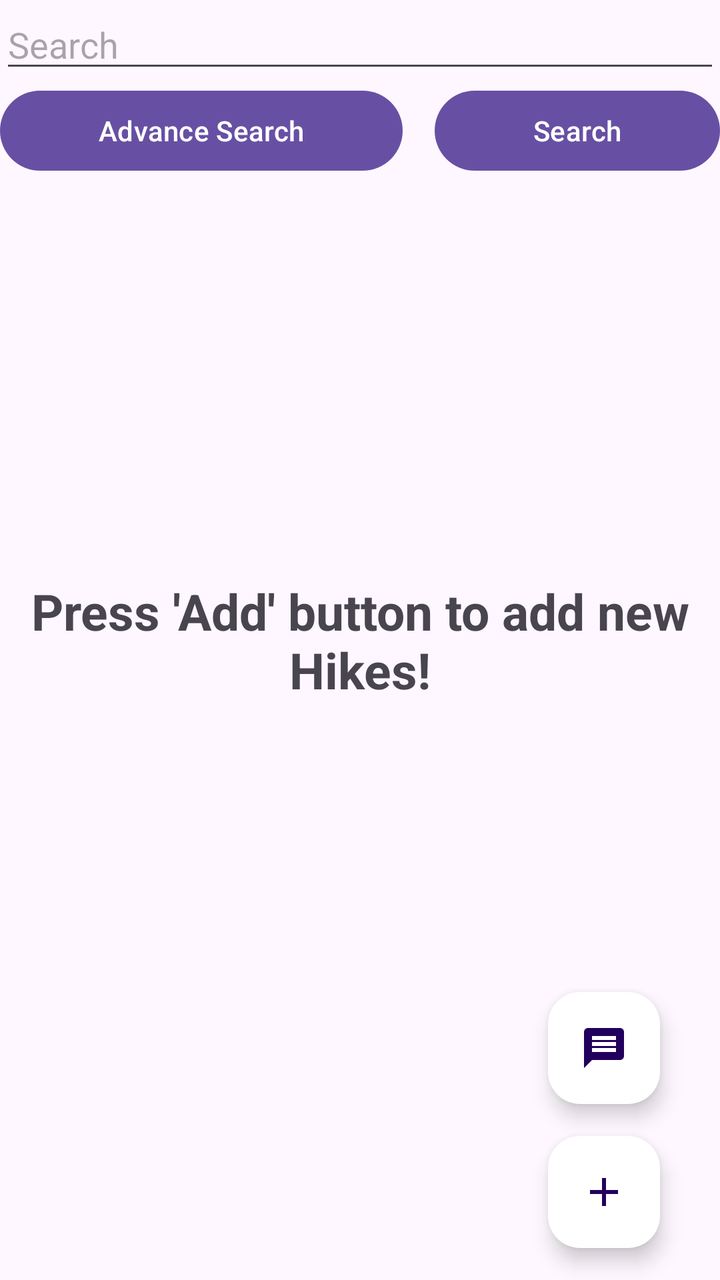
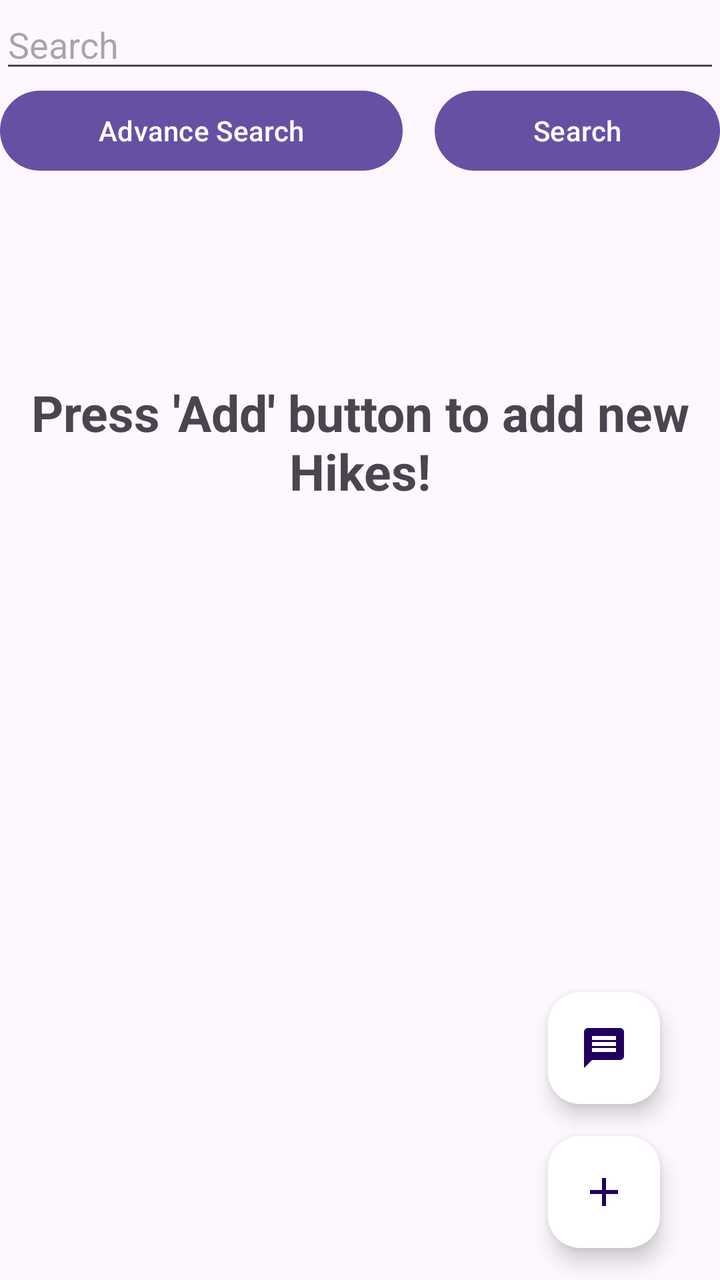

The first picture is an Android layout as it rendered before a commit; the second is the same layout after the commit. The layout source and the unified diff follow.
<!-- AndroidManifest.xml: application theme Theme.MHIke -->
<!-- res/layout/activity_database_list.xml -->
<?xml version="1.0" encoding="utf-8"?>
<androidx.constraintlayout.widget.ConstraintLayout xmlns:android="http://schemas.android.com/apk/res/android"
    xmlns:app="http://schemas.android.com/apk/res-auto"
    xmlns:tools="http://schemas.android.com/tools"
    android:layout_width="match_parent"
    android:layout_height="match_parent"
    android:layout_margin="10dp"
    tools:context=".activity.DatabaseListActivity">


  <LinearLayout
      android:id="@+id/linearLayout"
      android:layout_width="match_parent"
      android:layout_height="wrap_content"
      android:orientation="horizontal"
      app:layout_constraintEnd_toEndOf="parent"
      app:layout_constraintStart_toStartOf="parent"
      app:layout_constraintTop_toTopOf="parent">

    <EditText
        android:id="@+id/textView"
        android:layout_width="wrap_content"
        android:layout_height="wrap_content"
        android:layout_weight="1"
        android:hint="Search" />



  </LinearLayout>

  <LinearLayout
      android:id="@+id/ll1"
      android:layout_width="match_parent"
      android:layout_height="wrap_content"

      app:layout_constraintEnd_toEndOf="parent"
      app:layout_constraintStart_toStartOf="parent"
      app:layout_constraintTop_toBottomOf="@+id/linearLayout">



    <Button
        android:id="@+id/btn_AdvSearch"
        android:layout_width="wrap_content"
        android:layout_height="wrap_content"
        android:layout_weight="1"
        android:layout_marginRight="8dp"
        android:text="Advance Search" />

    <Button
        android:id="@+id/button"
        android:layout_width="wrap_content"
        android:layout_height="wrap_content"
        android:layout_weight="1"
        android:layout_marginLeft="8dp"
        android:text="Search" />


  </LinearLayout>

  <TextView
      android:id="@+id/tv_press"
      android:layout_width="wrap_content"
      android:layout_height="wrap_content"
      android:layout_gravity="center"
      android:text="Press 'Add' button to add new Hikes!"
      android:textAlignment="center"
      android:textSize="25sp"
      android:textStyle="bold"
      app:layout_constraintBottom_toBottomOf="parent"
      app:layout_constraintEnd_toEndOf="@+id/coordinatorLayout"
      app:layout_constraintStart_toStartOf="parent"
      app:layout_constraintTop_toTopOf="@+id/linearLayout" />


  <androidx.recyclerview.widget.RecyclerView


      android:id="@+id/RecyclerView"
      android:layout_width="match_parent"
      android:layout_height="wrap_content"
      app:layout_constraintHeight_default="spread"
      app:layout_constraintTop_toBottomOf="@+id/ll1"

      />

  <androidx.coordinatorlayout.widget.CoordinatorLayout
      android:id="@+id/coordinatorLayout"
      android:layout_width="match_parent"
      android:layout_height="match_parent">


    <LinearLayout
        android:layout_width="wrap_content"
        android:layout_height="wrap_content"
        android:layout_gravity="end|bottom"
        android:orientation="vertical">

      <com.google.android.material.floatingactionbutton.FloatingActionButton
          android:id="@+id/fab_btn1"
          android:layout_width="wrap_content"
          android:layout_height="wrap_content"
          android:layout_marginLeft="16dp"
          android:layout_marginTop="2dp"
          android:layout_marginBottom="16dp"
          android:backgroundTint="@color/white"
          android:elevation="6dp"
          android:scaleType="center"
          app:srcCompat="@drawable/baseline_message_24" />

      <com.google.android.material.floatingactionbutton.FloatingActionButton
          android:id="@+id/fab_btn"
          android:layout_width="wrap_content"
          android:layout_height="wrap_content"
          android:layout_marginLeft="16dp"
          android:layout_marginRight="30dp"
          android:layout_marginBottom="16dp"
          android:backgroundTint="@color/white"
          android:elevation="6dp"
          android:scaleType="center"
          android:src="@drawable/baseline_add_24" />
    </LinearLayout>

  </androidx.coordinatorlayout.widget.CoordinatorLayout>


</androidx.constraintlayout.widget.ConstraintLayout>
<!-- resources referenced by this layout -->
<resources>
  <color name="white">#FFFFFFFF</color>
  <!-- drawable baseline_add_24 (drawable) -->
  <vector android:height="24dp" android:tint="#000000"
      android:viewportHeight="24" android:viewportWidth="24"
      android:width="24dp" xmlns:android="http://schemas.android.com/apk/res/android">
      <path android:fillColor="@android:color/white" android:pathData="M19,13h-6v6h-2v-6H5v-2h6V5h2v6h6v2z"/>
  </vector>
  <!-- drawable baseline_message_24 (drawable) -->
  <vector android:autoMirrored="true" android:height="24dp"
      android:tint="#000000" android:viewportHeight="24"
      android:viewportWidth="24" android:width="24dp" xmlns:android="http://schemas.android.com/apk/res/android">
      <path android:fillColor="@android:color/white" android:pathData="M20,2L4,2c-1.1,0 -1.99,0.9 -1.99,2L2,22l4,-4h14c1.1,0 2,-0.9 2,-2L22,4c0,-1.1 -0.9,-2 -2,-2zM18,14L6,14v-2h12v2zM18,11L6,11L6,9h12v2zM18,8L6,8L6,6h12v2z"/>
  </vector>
  <style name="Theme.MHIke" parent="Base.Theme.MHIke" />
  <style name="Base.Theme.MHIke" parent="Theme.Material3.DayNight.NoActionBar">
          
          
      </style>
</resources>

<!-- the commit's change to res/layout/activity_database_list.xml (unified diff, before → after) -->
@@ -1,5 +1,6 @@
 <?xml version="1.0" encoding="utf-8"?>
-<androidx.constraintlayout.widget.ConstraintLayout xmlns:android="http://schemas.android.com/apk/res/android"
+<androidx.constraintlayout.widget.ConstraintLayout
+    xmlns:android="http://schemas.android.com/apk/res/android"
     xmlns:app="http://schemas.android.com/apk/res-auto"
     xmlns:tools="http://schemas.android.com/tools"
     android:layout_width="match_parent"
@@ -7,37 +8,31 @@
     android:layout_margin="10dp"
     tools:context=".activity.DatabaseListActivity">
 
-
   <LinearLayout
       android:id="@+id/linearLayout"
       android:layout_width="match_parent"
       android:layout_height="wrap_content"
       android:orientation="horizontal"
-      app:layout_constraintEnd_toEndOf="parent"
+      app:layout_constraintTop_toTopOf="parent"
       app:layout_constraintStart_toStartOf="parent"
-      app:layout_constraintTop_toTopOf="parent">
+      app:layout_constraintEnd_toEndOf="parent">
 
     <EditText
         android:id="@+id/textView"
-        android:layout_width="wrap_content"
+        android:layout_width="0dp"
         android:layout_height="wrap_content"
         android:layout_weight="1"
         android:hint="Search" />
-
-
-
   </LinearLayout>
 
   <LinearLayout
       android:id="@+id/ll1"
       android:layout_width="match_parent"
       android:layout_height="wrap_content"
-
-      app:layout_constraintEnd_toEndOf="parent"
+      android:orientation="horizontal"
+      app:layout_constraintTop_toBottomOf="@+id/linearLayout"
       app:layout_constraintStart_toStartOf="parent"
-      app:layout_constraintTop_toBottomOf="@+id/linearLayout">
-
-
+      app:layout_constraintEnd_toEndOf="parent">
 
     <Button
         android:id="@+id/btn_AdvSearch"
@@ -54,41 +49,47 @@
         android:layout_weight="1"
         android:layout_marginLeft="8dp"
         android:text="Search" />
-
-
   </LinearLayout>
 
-  <TextView
-      android:id="@+id/tv_press"
-      android:layout_width="wrap_content"
-      android:layout_height="wrap_content"
-      android:layout_gravity="center"
-      android:text="Press 'Add' button to add new Hikes!"
-      android:textAlignment="center"
-      android:textSize="25sp"
-      android:textStyle="bold"
-      app:layout_constraintBottom_toBottomOf="parent"
-      app:layout_constraintEnd_toEndOf="@+id/coordinatorLayout"
-      app:layout_constraintStart_toStartOf="parent"
-      app:layout_constraintTop_toTopOf="@+id/linearLayout" />
+  <androidx.core.widget.NestedScrollView
+      android:layout_width="match_parent"
+      android:layout_height="0dp"
+      app:layout_behavior="@string/appbar_scrolling_view_behavior"
+      app:layout_constraintBottom_toBottomOf="@+id/coordinatorLayout"
+      app:layout_constraintTop_toBottomOf="@+id/ll1">
 
+    <LinearLayout
+        android:layout_width="match_parent"
+        android:layout_height="wrap_content"
+        android:orientation="vertical">
 
-  <androidx.recyclerview.widget.RecyclerView
+      <TextView
+          android:id="@+id/tv_press"
+          android:layout_width="wrap_content"
+          android:layout_height="wrap_content"
+          android:layout_gravity="center"
+          android:layout_marginTop="100dp"
+          android:text="Press 'Add' button to add new Hikes!"
+          android:textAlignment="center"
+          android:textSize="25sp"
+          android:textStyle="bold" />
 
-
-      android:id="@+id/RecyclerView"
-      android:layout_width="match_parent"
-      android:layout_height="wrap_content"
-      app:layout_constraintHeight_default="spread"
-      app:layout_constraintTop_toBottomOf="@+id/ll1"
-
-      />
+      <androidx.recyclerview.widget.RecyclerView
+          android:id="@+id/RecyclerView"
+          android:layout_width="match_parent"
+          android:layout_height="wrap_content" />
+    </LinearLayout>
+  </androidx.core.widget.NestedScrollView>
 
   <androidx.coordinatorlayout.widget.CoordinatorLayout
       android:id="@+id/coordinatorLayout"
       android:layout_width="match_parent"
-      android:layout_height="match_parent">
+      android:layout_height="wrap_content"
+      app:layout_constraintBottom_toBottomOf="parent"
+      app:layout_constraintEnd_toEndOf="parent"
+      app:layout_constraintStart_toStartOf="parent">
 
+    
 
     <LinearLayout
         android:layout_width="wrap_content"
@@ -123,5 +124,4 @@
 
   </androidx.coordinatorlayout.widget.CoordinatorLayout>
 
-
 </androidx.constraintlayout.widget.ConstraintLayout>
